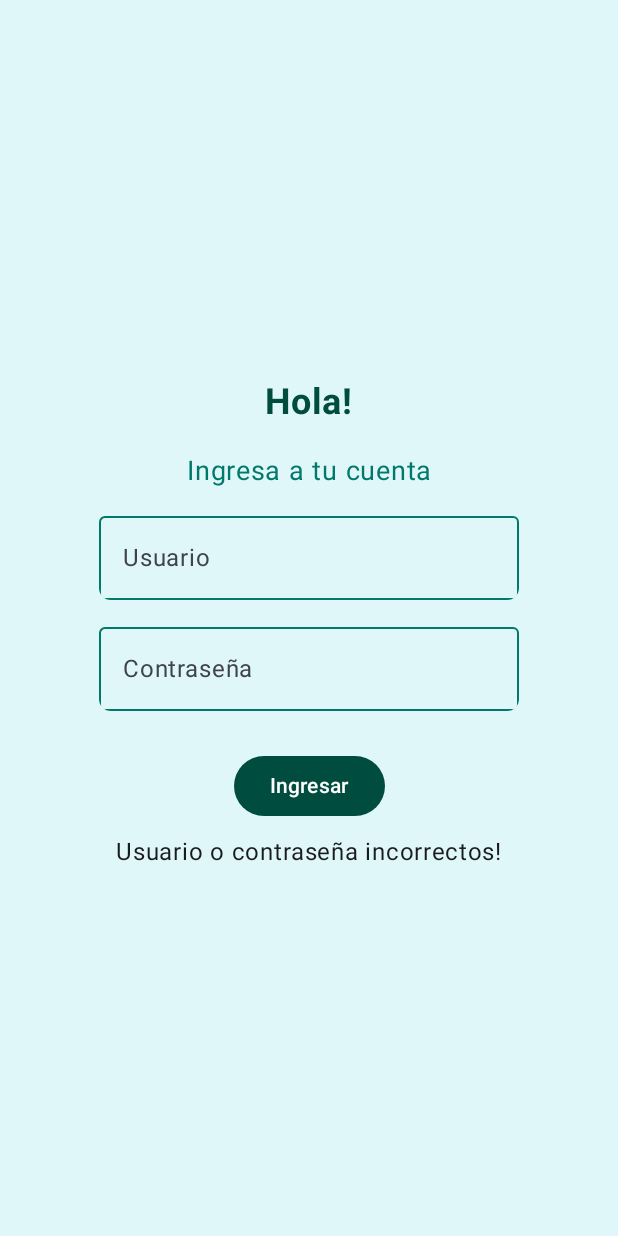
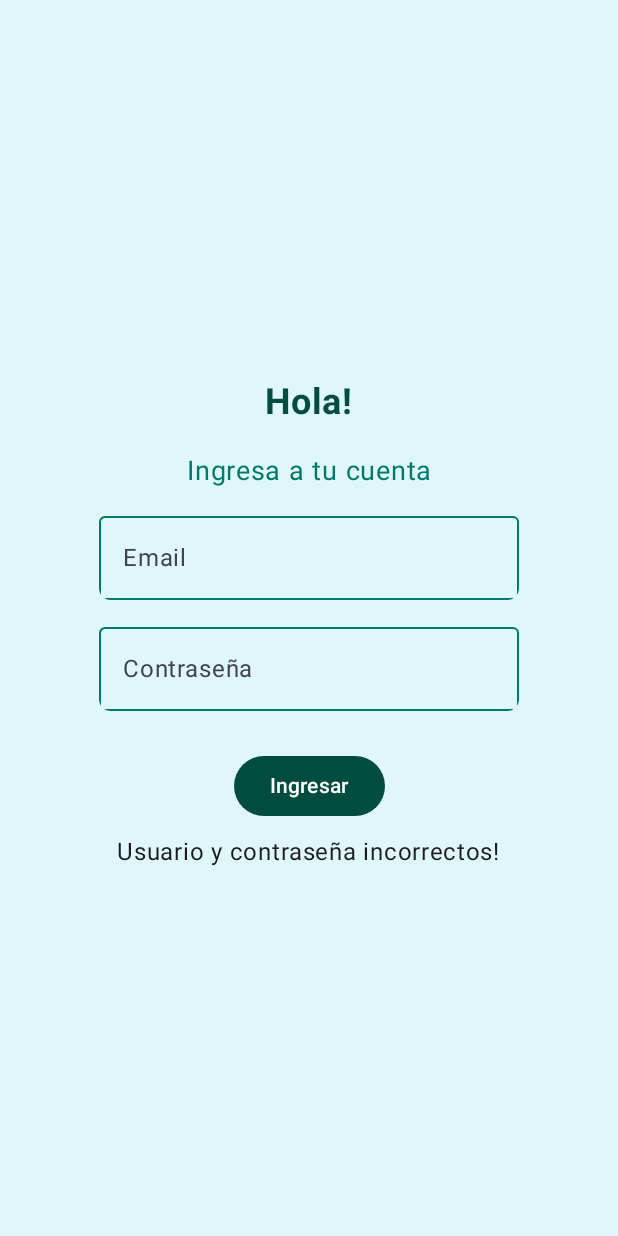
Before and after one commit to martindevas/Parcial-1, an Android app built with Jetpack Compose: the screen it shows after launch (MainActivity), after a tap on "Ingresar", on a phone screen of 412 x 824 dp. Run offline under Robolectric (Android 15) with nearby library versions, the phone set to English and light mode, and no system bars.

Commit message:
Sumo if con mas versiones de usuario y contraseña

```diff
--- a/app/src/main/java/com/example/parcial1/ContraseñaCorrecta.kt
+++ b/app/src/main/java/com/example/parcial1/ContraseñaCorrecta.kt
@@ -4,8 +4,6 @@ import androidx.compose.foundation.Image
 import androidx.compose.foundation.background
 import androidx.compose.foundation.layout.*
 import androidx.compose.foundation.shape.CircleShape
-import androidx.compose.material3.MaterialTheme
-import androidx.compose.material3.Surface
 import androidx.compose.material3.Text
 import androidx.compose.runtime.Composable
 import androidx.compose.ui.Alignment
@@ -32,7 +30,7 @@ fun ContraseñaCorrecta(
         verticalArrangement = Arrangement.Center
     ) {
         Image(
-            painter = painterResource(id = R.drawable.welcome_image), // Asegúrate de tener una imagen en el directorio drawable
+            painter = painterResource(id = R.drawable.welcome_image),
             contentDescription = "Welcome Image",
             modifier = Modifier
                 .size(300.dp)
--- a/app/src/main/java/com/example/parcial1/MainPage.kt
+++ b/app/src/main/java/com/example/parcial1/MainPage.kt
@@ -1,4 +1,4 @@
-@file:OptIn(ExperimentalMaterial3Api::class, ExperimentalMaterial3Api::class)
+@file:OptIn(ExperimentalMaterial3Api::class)
 
 package com.example.parcial1
 
@@ -14,6 +14,7 @@ import androidx.compose.ui.Modifier
 import androidx.compose.ui.draw.clip
 import androidx.compose.ui.graphics.Color
 import androidx.compose.ui.text.font.FontWeight
+import androidx.compose.ui.text.input.PasswordVisualTransformation
 import androidx.compose.ui.text.style.TextAlign
 import androidx.compose.ui.tooling.preview.Preview
 import androidx.compose.ui.unit.dp
@@ -45,9 +46,9 @@ fun MainNavHost(
     NavHost(
         modifier = modifier,
         navController = navHostController,
-        startDestination = "login"
+        startDestination = "ingreso"
     ) {
-        composable("login") {
+        composable("ingreso") {
             Ingreso(navHostController, modifier = modifier)
         }
         composable("home") {
@@ -58,10 +59,12 @@ fun MainNavHost(
     }
 }
 
-fun VerificacionUsuario(usuario: String, contraseña: String): Boolean {
+fun VerificacionUsuario(usuario: String, contraseña: String): Pair<Boolean, Boolean> {
     val usuarioAValidar = "pedro@pe.com.ar"
     val contraseñaAValidar = "abc123"
-    return usuario == usuarioAValidar && contraseña == contraseñaAValidar
+    val usuarioValido = usuario == usuarioAValidar
+    val contraseñaValida = contraseña == contraseñaAValidar
+    return Pair(usuarioValido, contraseñaValida)
 }
 
 @Composable
@@ -69,9 +72,10 @@ fun Ingreso(
     navHostController: NavHostController,
     modifier: Modifier = Modifier
 ){
-    val usuarioIngresado = remember { mutableStateOf("") }
+    val emailIngresado = remember { mutableStateOf("") }
     val contraseñaIngresada = remember { mutableStateOf("") }
-    val error = remember { mutableStateOf(false) }
+    val errorUsuario = remember { mutableStateOf(false) }
+    val errorContraseña = remember { mutableStateOf(false) }
 
     Box(
         modifier = Modifier
@@ -100,9 +104,12 @@ fun Ingreso(
                 modifier = Modifier.padding(vertical = 10.dp)
             )
             OutlinedTextField(
-                value = usuarioIngresado.value,
-                onValueChange = { usuarioIngresado.value = it },
-                label = { Text("Usuario") },
+                value = emailIngresado.value,
+                onValueChange = {
+                    emailIngresado.value = it
+                    errorUsuario.value = false // Reset error when user starts typing
+                },
+                label = { Text("Email") },
                 colors = TextFieldDefaults.outlinedTextFieldColors(
                     containerColor = Color(0xFFE0F7FA),
                     focusedBorderColor = Color(0xFF004D40),
@@ -114,8 +121,12 @@ fun Ingreso(
             )
             OutlinedTextField(
                 value = contraseñaIngresada.value,
-                onValueChange = { contraseñaIngresada.value = it },
+                onValueChange = {
+                    contraseñaIngresada.value = it
+                    errorContraseña.value = false // Reset error when user starts typing
+                },
                 label = { Text("Contraseña") },
+                visualTransformation = PasswordVisualTransformation(),
                 colors = TextFieldDefaults.outlinedTextFieldColors(
                     containerColor = Color(0xFFE0F7FA),
                     focusedBorderColor = Color(0xFF004D40),
@@ -127,13 +138,16 @@ fun Ingreso(
             )
             Button(
                 onClick = {
-                    val usuario = usuarioIngresado.value
+                    val usuario = emailIngresado.value
                     val contraseña = contraseñaIngresada.value
-                    if (VerificacionUsuario(usuario, contraseña)) {
-                        error.value = false
+                    val (usuarioValido, contraseñaValida) = VerificacionUsuario(usuario, contraseña)
+                    if (usuarioValido && contraseñaValida) {
+                        errorUsuario.value = false
+                        errorContraseña.value = false
                         navHostController.navigate("home")
                     } else {
-                        error.value = true
+                        errorUsuario.value = !usuarioValido
+                        errorContraseña.value = !contraseñaValida
                     }
                 },
                 modifier = Modifier
@@ -146,15 +160,26 @@ fun Ingreso(
             ) {
                 Text("Ingresar")
             }
-            if (error.value) {
+            if (errorUsuario.value && errorContraseña.value) {
                 Text(
-                    text = "Usuario o contraseña incorrectos!",
+                    text = "Usuario y contraseña incorrectos!",
+                    modifier = Modifier.padding(top = 8.dp)
+                )
+            } else if (errorUsuario.value) {
+                Text(
+                    text = "Email incorrecto!",
+                    modifier = Modifier.padding(top = 8.dp)
+                )
+            } else if (errorContraseña.value) {
+                Text(
+                    text = "Contraseña incorrecta!",
                     modifier = Modifier.padding(top = 8.dp)
                 )
             }
         }
     }
 }
+
 @Preview(showBackground = true)
 @Composable
 fun MainPagePreview() {
```
